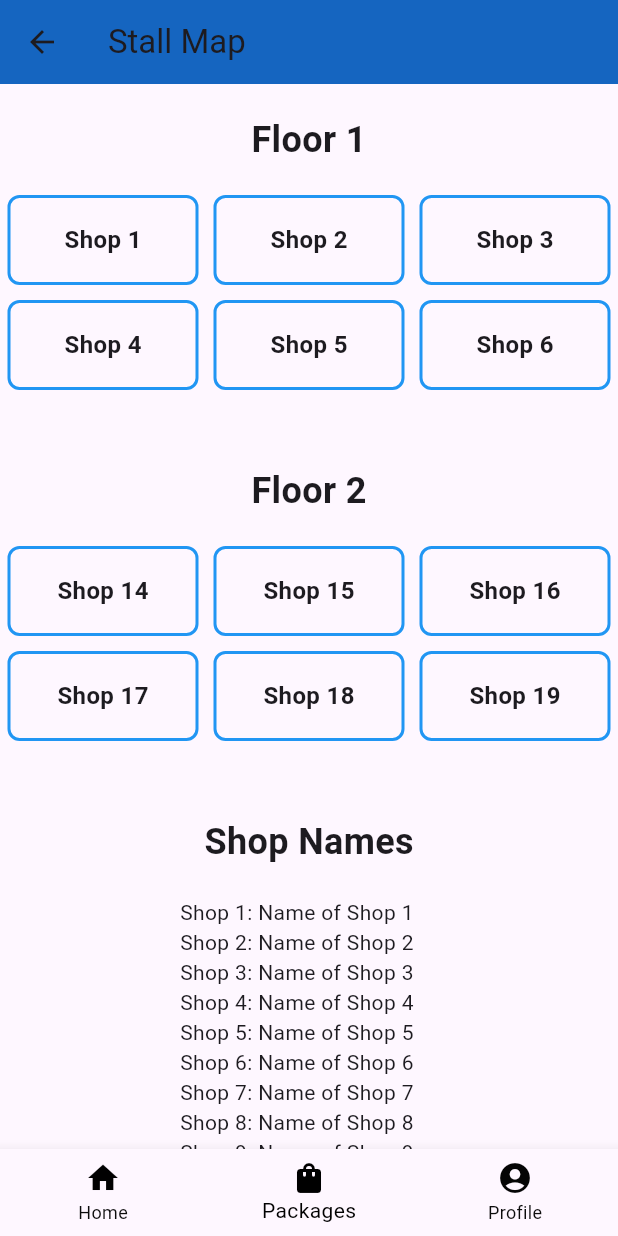
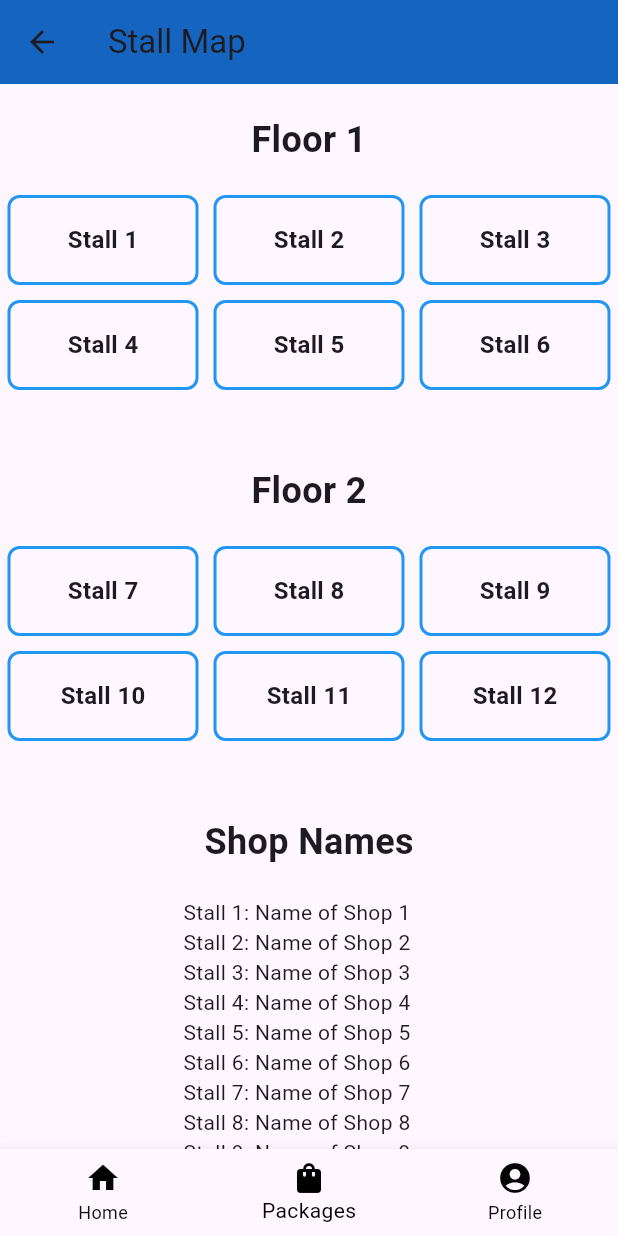
Before and after one commit to ProjectConfee/Confee-mobile, a Flutter app: the StallMapPage screen opened directly, on a phone screen of 412 x 824 dp. Run offline on Flutter 3.47's test engine with Material 3 defaults, Android fonts, the phone set to English and light mode, and no system bars; our stand-ins replace webview_flutter, youtube_player_flutter; missing offline and left inert: qr_code_scanner, syncfusion_flutter_pdfviewer.

Commit message:
stall map edit

```diff
--- a/lib/pages/participant/innovation/stall_map_page.dart
+++ b/lib/pages/participant/innovation/stall_map_page.dart
@@ -219,7 +219,7 @@ class _StallMapPageState extends State<StallMapPage> {
 
   Widget _buildFloorPlan(int floor) {
     List<Widget> rows = [];
-    int shopNumber = (floor - 1) * 13 + 1;
+    int shopNumber = (floor - 1) * 6 + 1;
     for (int i = 0; i < 2; i++) {
       List<Widget> rowShops = [];
       for (int j = 0; j < 3; j++) {
@@ -249,7 +249,7 @@ class _StallMapPageState extends State<StallMapPage> {
         ),
         child: Center(
           child: Text(
-            'Shop $number',
+            'Stall $number',
             style: TextStyle(fontSize: 16, fontWeight: FontWeight.bold),
           ),
         ),
@@ -259,8 +259,8 @@ class _StallMapPageState extends State<StallMapPage> {
 
   Widget _buildShopNames() {
     List<Widget> shopNames = [];
-    for (int i = 1; i <= 25; i++) {
-      shopNames.add(Text('Shop $i: Name of Shop $i'));
+    for (int i = 1; i <= 12; i++) {
+      shopNames.add(Text('Stall $i: Name of Shop $i'));
     }
     return Column(
       crossAxisAlignment: CrossAxisAlignment.start,
```
